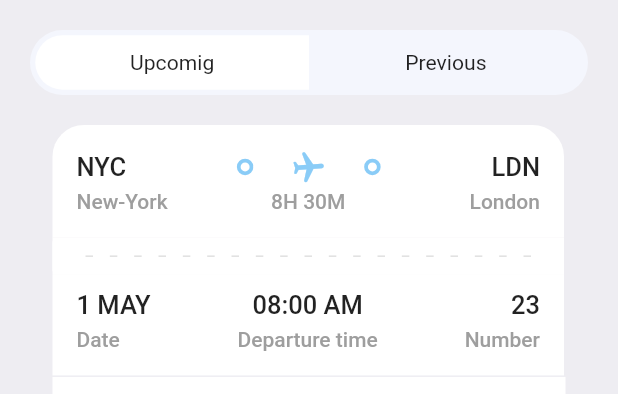
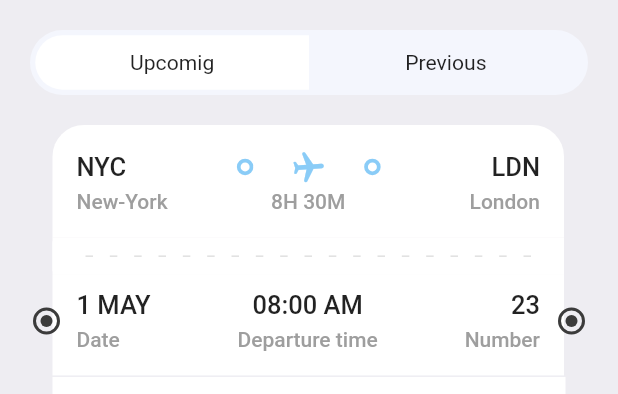
Before and after one commit to TOUFIK-Taha98/booktickets, a Flutter app: the TicketScreen screen opened directly, on a phone screen of 412 x 824 dp, the part 135-529 px from its top. Run offline on Flutter 3.47's test engine with Material 2 defaults, Android fonts, the phone set to English and light mode, and no system bars; drawn by our look-alikes of barcode_widget; our stand-ins replace fluentui_icons, gap, get.

Commit message:
Adding the positioned widgets to the ticket screen

```diff
--- a/lib/screens/ticket_screen.dart
+++ b/lib/screens/ticket_screen.dart
@@ -176,6 +176,36 @@ class TicketScreen extends StatelessWidget {
               ),
             ],
           ),
+          Positioned(
+            left: AppLayout.getHeight(22),
+            top: AppLayout.getHeight(295),
+            child: Container(
+              padding: const EdgeInsets.all(3),
+              decoration: BoxDecoration(
+                shape: BoxShape.circle,
+                border: Border.all(color: Styles.textColor, width: 2),
+              ),
+              child: CircleAvatar(
+                maxRadius: 4,
+                backgroundColor: Styles.textColor,
+              ),
+            ),
+          ),
+          Positioned(
+            right: AppLayout.getHeight(22),
+            top: AppLayout.getHeight(295),
+            child: Container(
+              padding: const EdgeInsets.all(3),
+              decoration: BoxDecoration(
+                shape: BoxShape.circle,
+                border: Border.all(color: Styles.textColor, width: 2),
+              ),
+              child: CircleAvatar(
+                maxRadius: 4,
+                backgroundColor: Styles.textColor,
+              ),
+            ),
+          ),
         ],
       ),
     );
```
